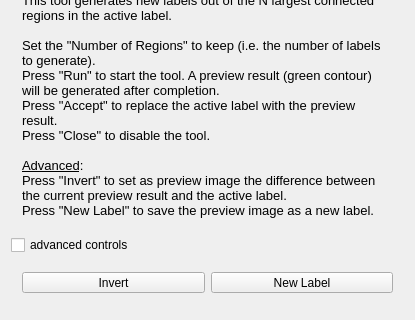
First picture: the form in Modules/SegmentationUI/Qmitk/QmitkSplitConnectedRegionsTool3DGUIControls.ui, repository MITK/MITK, before the edit; both pictures show x 0 to 415 and y 178 to 498 of the 415 by 498 pixel window.
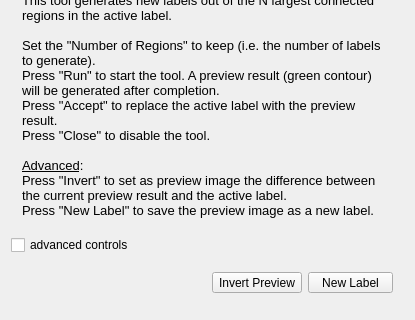
Second picture: the form after the edit. Icons and pictures are not drawn.

What changed in the file:
```diff
--- a/Modules/SegmentationUI/Qmitk/QmitkSplitConnectedRegionsTool3DGUIControls.ui
+++ b/Modules/SegmentationUI/Qmitk/QmitkSplitConnectedRegionsTool3DGUIControls.ui
@@ -296,7 +296,20 @@
       <item>
        <layout class="QHBoxLayout" name="horizontalLayout_4">
         <item>
-         <widget class="QToolButton" name="m_pbDifference">
+         <spacer name="horizontalSpacer">
+          <property name="orientation">
+           <enum>Qt::Horizontal</enum>
+          </property>
+          <property name="sizeHint" stdset="0">
+           <size>
+            <width>40</width>
+            <height>20</height>
+           </size>
+          </property>
+         </spacer>
+        </item>
+        <item>
+         <widget class="QToolButton" name="m_pbInvertPreview">
           <property name="enabled">
            <bool>true</bool>
           </property>
@@ -306,11 +319,17 @@
             <verstretch>0</verstretch>
            </sizepolicy>
           </property>
+          <property name="minimumSize">
+           <size>
+            <width>85</width>
+            <height>0</height>
+           </size>
+          </property>
           <property name="toolTip">
            <string>Calculate the difference between the active label and the current preview result</string>
           </property>
           <property name="text">
-           <string>Invert</string>
+           <string>Invert Preview</string>
           </property>
           <property name="icon">
            <iconset resource="../resources/SegmentationUI.qrc">
@@ -347,6 +366,12 @@
             <verstretch>0</verstretch>
            </sizepolicy>
           </property>
+          <property name="minimumSize">
+           <size>
+            <width>85</width>
+            <height>0</height>
+           </size>
+          </property>
           <property name="toolTip">
            <string>Generate a new label out of the current preview image</string>
           </property>
```
